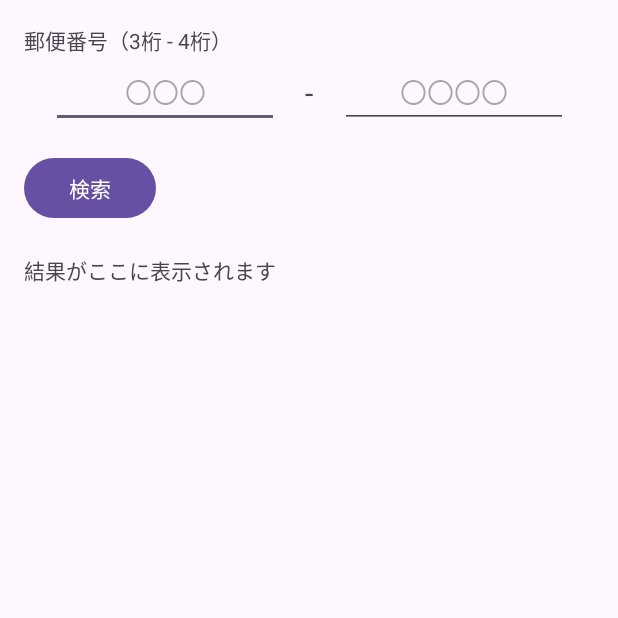
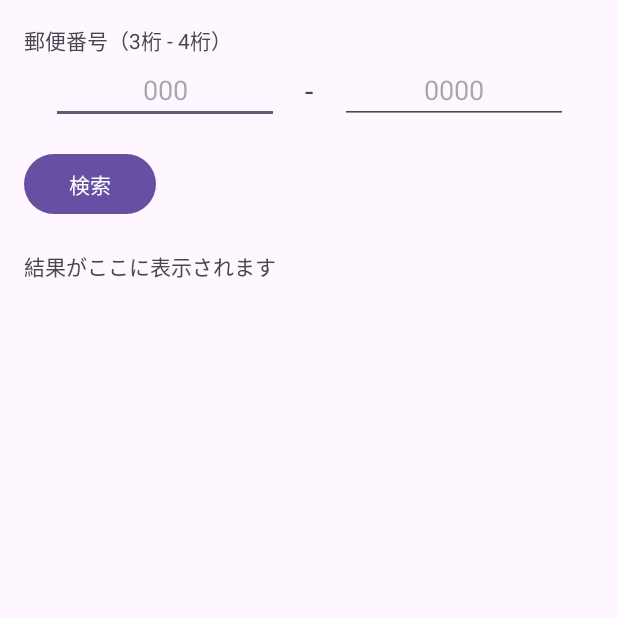
Before and after one commit to Toa3310/ToasApplication, an Android app: the screen it shows after launch (MainActivity8), on a phone screen of 412 x 824 dp, the top half of it. Run offline under Robolectric (Android 15) with nearby library versions, the phone set to English and light mode, and no system bars.

Commit message:
細かい変更

```diff
--- a/app/src/main/java/jp/ac/meijou/android/s241205182/MainActivity8.java
+++ b/app/src/main/java/jp/ac/meijou/android/s241205182/MainActivity8.java
@@ -53,7 +53,7 @@ public class MainActivity8 extends AppCompatActivity {
                 @Override
                 public void onFailure(Call call, IOException e) {
                     e.printStackTrace();
-                    runOnUiThread(() -> binding.textViewResult.setText("通信エラーが発生しました"));
+                    runOnUiThread(() -> binding.textViewResult.setText(e.getMessage()));
                 }
 
                 @Override
--- a/app/src/main/res/layout/activity_main8.xml
+++ b/app/src/main/res/layout/activity_main8.xml
@@ -19,7 +19,7 @@
         android:id="@+id/editTextPostal1"
         android:layout_width="0dp"
         android:layout_height="wrap_content"
-        android:hint="〇〇〇"
+        android:hint="000"
         android:inputType="number"
         android:maxLength="3"
         android:textAlignment="center"
@@ -45,7 +45,7 @@
         android:id="@+id/editTextPostal2"
         android:layout_width="0dp"
         android:layout_height="wrap_content"
-        android:hint="〇〇〇〇"
+        android:hint="0000"
         android:inputType="number"
         android:maxLength="4"
         android:textAlignment="center"
```
